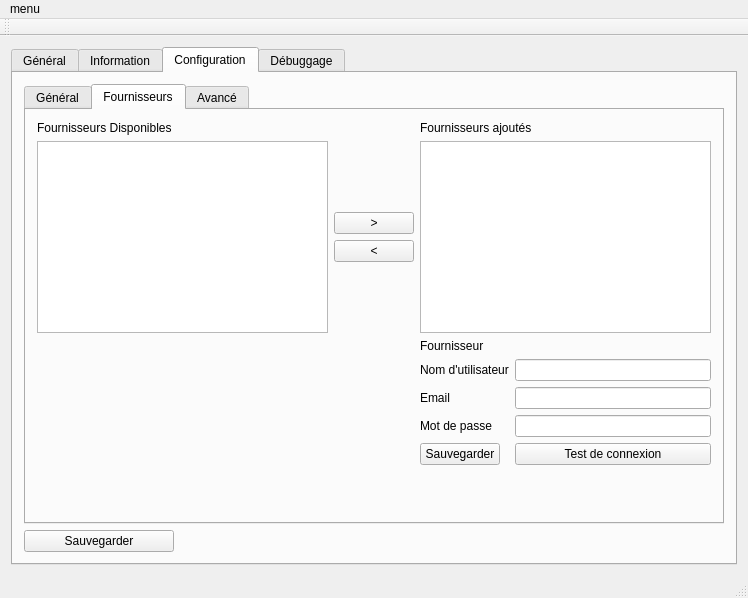
Qt form AutoBL/principal.ui (firedream89/AutoBL) before a commit.
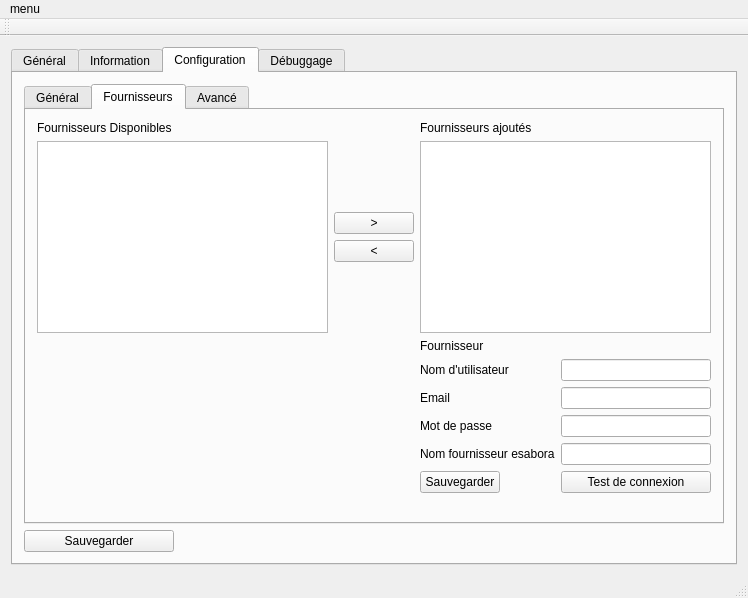
The same form after that commit. The open tabs and pages were chosen to show the change. Icons and pictures are not drawn.

```diff
--- a/AutoBL/principal.ui
+++ b/AutoBL/principal.ui
@@ -610,20 +610,34 @@
                 </property>
                </widget>
               </item>
-              <item row="3" column="0">
+              <item row="4" column="0">
                <widget class="QPushButton" name="bFrnSave">
                 <property name="text">
                  <string>Sauvegarder</string>
                 </property>
                </widget>
               </item>
-              <item row="3" column="1">
+              <item row="4" column="1">
                <widget class="QPushButton" name="bFrnTest">
                 <property name="text">
                  <string>Test de connexion</string>
                 </property>
                </widget>
               </item>
+              <item row="3" column="0">
+               <widget class="QLabel" name="lFrnMDP_2">
+                <property name="text">
+                 <string>Nom fournisseur esabora</string>
+                </property>
+               </widget>
+              </item>
+              <item row="3" column="1">
+               <widget class="QLineEdit" name="eFrnRcc">
+                <property name="echoMode">
+                 <enum>QLineEdit::Normal</enum>
+                </property>
+               </widget>
+              </item>
              </layout>
             </item>
             <item row="3" column="2">
```
Left out of the diff: 4 changed lines with no effect on the pictures.
